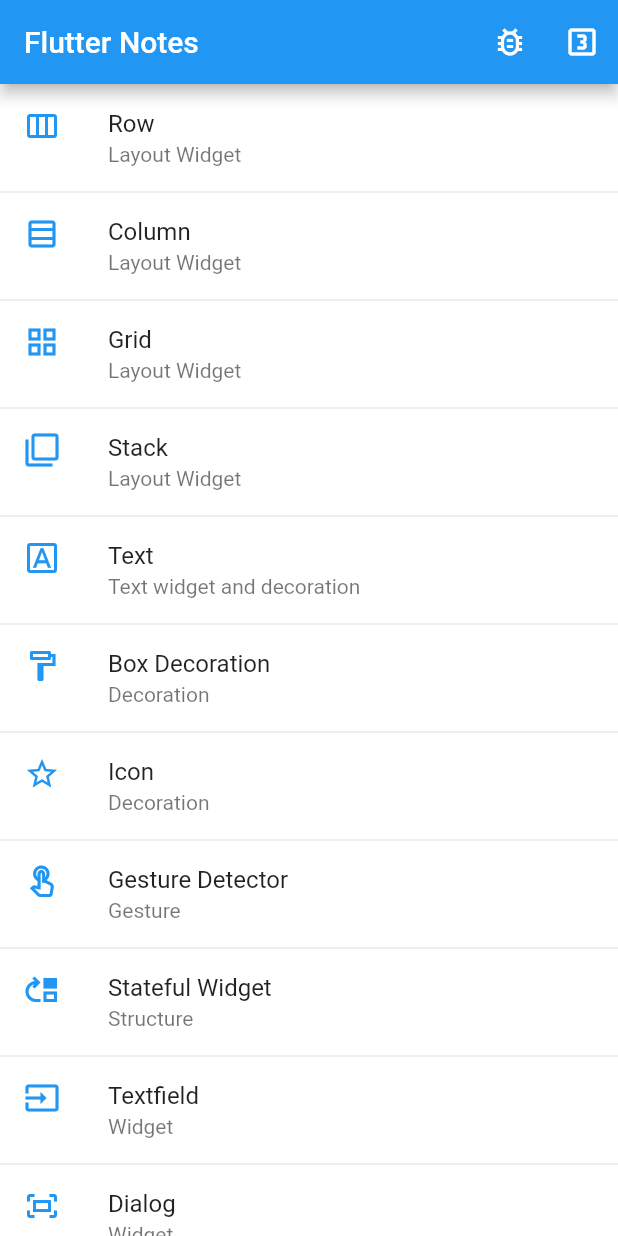
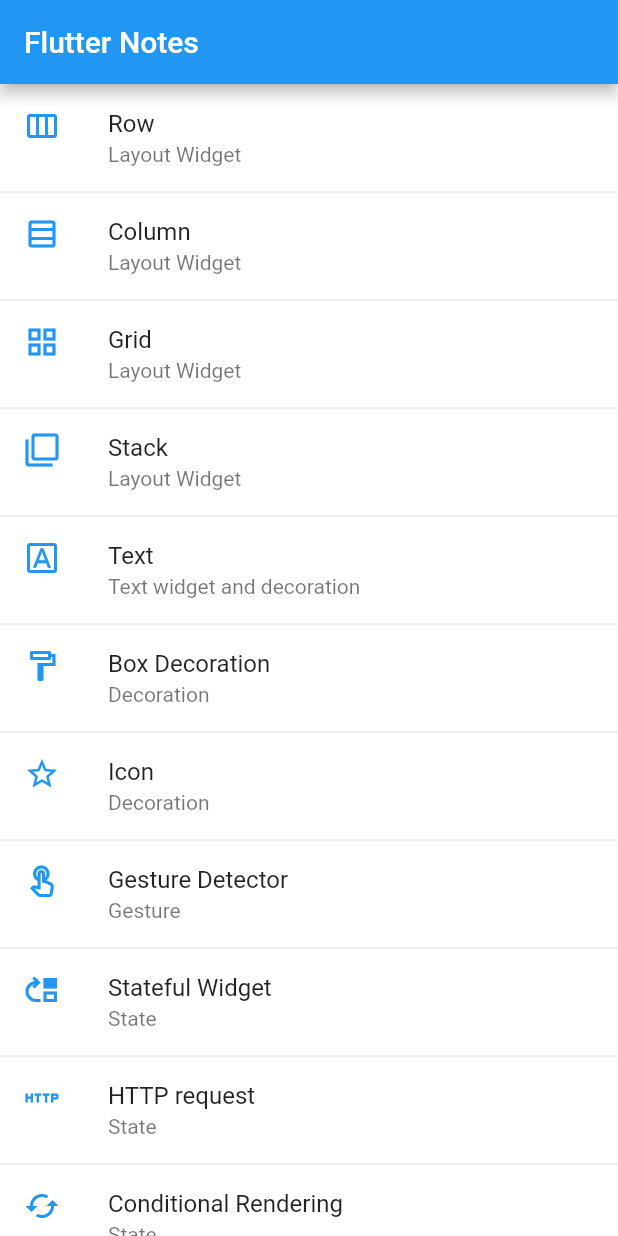
Before and after one commit to C4co/flutter_notes, a Flutter app: the screen it shows after launch, on a phone screen of 412 x 824 dp. Run offline on Flutter 3.47's test engine with Material 2 defaults, Android fonts, the phone set to English and light mode, and no system bars.

```diff
--- a/lib/pages/home/home.dart
+++ b/lib/pages/home/home.dart
@@ -1,5 +1,8 @@
 import 'package:flutter/material.dart';
+import 'package:flutter_notes/pages/conditional_rendering/conditional_rendering.dart';
+import 'package:flutter_notes/pages/http_request/http_request.dart';
 import 'package:flutter_notes/pages/stateful_widget/stateful_widget.dart';
+import 'package:flutter/foundation.dart';
 
 import '../../widgets/debug_lines.dart';
 
@@ -43,12 +46,8 @@ class HomePage extends StatelessWidget {
     return Scaffold(
       appBar: AppBar(
         title: const Text('Flutter Notes'),
-        actions: <Widget>[
-          const DebugLines(),
-          IconButton(
-            onPressed: (){},
-            icon: const Icon(Icons.looks_3_outlined)
-          )
+        actions: const <Widget>[
+          if(kDebugMode) DebugLines(),
         ],
       ),
       backgroundColor: Colors.white,
@@ -132,9 +131,25 @@ class HomePage extends StatelessWidget {
           _listItem(
             context,
             'Stateful Widget',
-            'Structure',
+            'State',
             Icons.move_up_outlined,
             const SfWidget()
+          ),
+
+          _listItem(
+            context,
+            'HTTP request',
+            'State',
+            Icons.http,
+            const HttpRequesPage()
+          ),
+
+          _listItem(
+            context,
+            'Conditional Rendering',
+            'State',
+            Icons.cached,
+            const ConditionalRenderingPage()
           ),
 
           // widget
```
